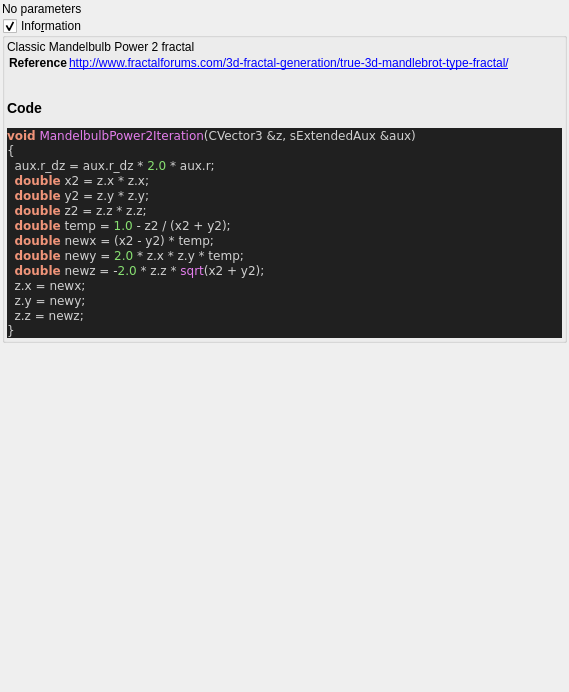
buddhi1980/mandelbulber2, file mandelbulber2/qt_data/fractal_mandelbulb_power_2.ui: the form before one commit.
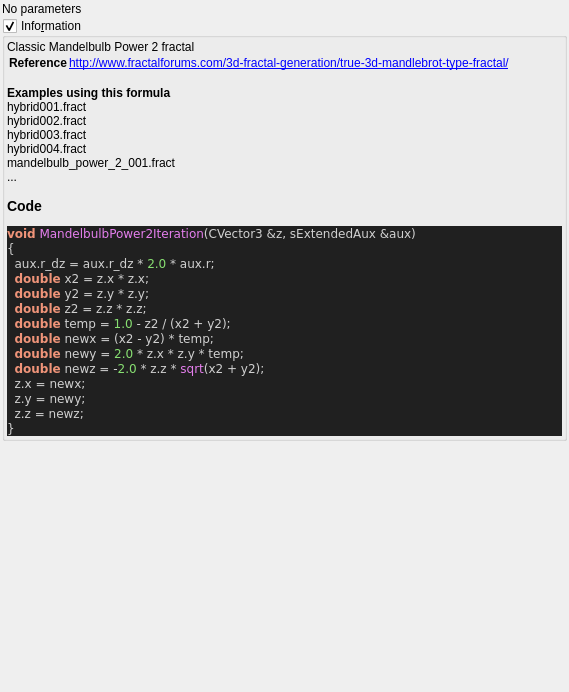
The form after the commit. Custom widgets are drawn as their Qt base class.

Commit message:
ui information - added example occurrences
now every formula, which is used in an example file, will display a list
of the example files in the information box. A maximum of 5 occurences is
displayed.
The script also outputs, which formulas do not yet have any example
files.

```diff
--- a/mandelbulber2/qt_data/fractal_mandelbulb_power_2.ui
+++ b/mandelbulber2/qt_data/fractal_mandelbulb_power_2.ui
@@ -70,7 +70,7 @@
 &lt;tr&gt;&lt;th&gt;Reference&lt;/th&gt;&lt;td&gt;&lt;a href=&quot;http://www.fractalforums.com/3d-fractal-generation/true-3d-mandlebrot-type-fractal/&quot;&gt;http://www.fractalforums.com/3d-fractal-generation/true-3d-mandlebrot-type-fractal/&lt;br&gt;
 &lt;/td&gt;&lt;/tr&gt;
 &lt;/table&gt;
-&lt;h3&gt;Code&lt;/h3&gt;
+&lt;b&gt;Examples using this formula&lt;/b&gt;&lt;br&gt;hybrid001.fract&lt;br&gt;hybrid002.fract&lt;br&gt;hybrid003.fract&lt;br&gt;hybrid004.fract&lt;br&gt;mandelbulb_power_2_001.fract&lt;br&gt;...&lt;h3&gt;Code&lt;/h3&gt;
 &lt;body style=&quot;background-color:#202020&quot;&gt;
 &lt;pre style=&quot;color:#d0d0d0; background-color:#202020;  font-family:'Courier New',monospace;&quot;&gt;&lt;span style=&quot;color:#f09479; font-weight:bold&quot;&gt;void&lt;/span&gt; &lt;span style=&quot;color:#e47eed&quot;&gt;MandelbulbPower2Iteration&lt;/span&gt;&lt;span style=&quot;color:#d0d0d0&quot;&gt;(&lt;/span&gt;CVector3 &lt;span style=&quot;color:#d0d0d0&quot;&gt;&amp;amp;&lt;/span&gt;z&lt;span style=&quot;color:#d0d0d0&quot;&gt;,&lt;/span&gt; sExtendedAux &lt;span style=&quot;color:#d0d0d0&quot;&gt;&amp;amp;&lt;/span&gt;aux&lt;span style=&quot;color:#d0d0d0&quot;&gt;)&lt;/span&gt;
 &lt;span style=&quot;color:#d0d0d0&quot;&gt;{&lt;/span&gt;
```
The commit also changes 59 other files.
